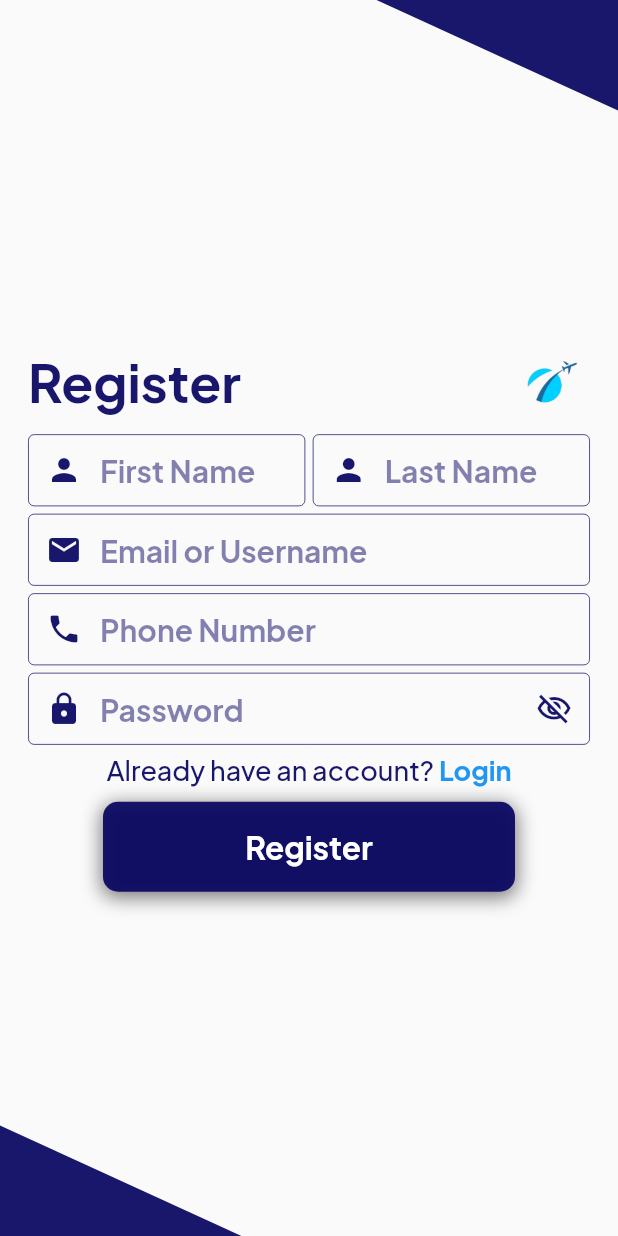
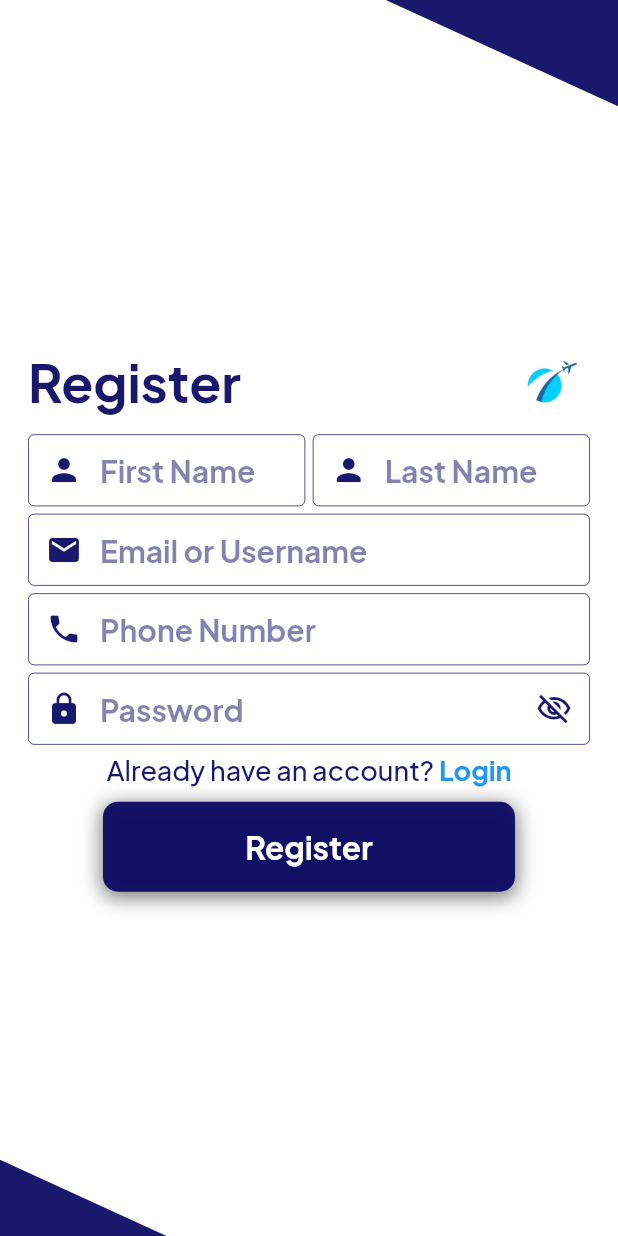
Before and after one commit to 7am3laa/Booking-Tickets-System, a Flutter app: the screen it shows after launch, after a tap on "Register", on a phone screen of 412 x 824 dp. Run offline on Flutter 3.47's test engine with Material 3 defaults, Android fonts, the phone set to English and light mode, and no system bars; our stand-ins replace bloc, dio, flutter_bloc, gap, line_icons, sqflite; accounts and stored records are empty; network calls fail.

Commit message:
Last Refactor for UI

```diff
--- a/lib/Screens/homescreen.dart
+++ b/lib/Screens/homescreen.dart
@@ -98,7 +98,7 @@ class HomeScreen extends StatelessWidget {
                       padding: const EdgeInsets.only(right: 10),
                       child: ClipRRect(
                         borderRadius: BorderRadius.circular(
-                            15.0), // Adjust the border radius as needed
+                            15.0),
                         child: Image.asset(
                           'assets/images/logo.png',
                           width: 70,
@@ -135,7 +135,7 @@ class HomeScreen extends StatelessWidget {
                                 context,
                                 MaterialPageRoute(
                                   builder: (context) =>
-                                      FlightScreen(ticketList: ticketList),
+                                      FlightScreen(  isLoad : isloaded,ticketList: ticketList),
                                 ),
                               );
                             },
--- a/lib/Screens/loginscreen.dart
+++ b/lib/Screens/loginscreen.dart
@@ -22,8 +22,10 @@ class LoginScreen extends StatelessWidget {
   @override
   Widget build(BuildContext context) {
     Color txtColor = const Color.fromARGB(238, 9, 7, 98);
+    Color bgColor = Colors.white;
     return SafeArea(
       child: Scaffold(
+        backgroundColor: bgColor,
         body: Stack(
           children: [
             Positioned(
@@ -32,7 +34,7 @@ class LoginScreen extends StatelessWidget {
               child: Transform.rotate(
                 angle: 2,
                 child: Container(
-                  width: AppLayout.getWidth(context),
+                  width: 350,
                   height: AppLayout.getHeight(context),
                   color: const Color.fromARGB(238, 9, 7, 98),
                 ),
@@ -44,7 +46,7 @@ class LoginScreen extends StatelessWidget {
               child: Transform.rotate(
                 angle: 2,
                 child: Container(
-                  width: AppLayout.getWidth(context),
+                  width: 350,
                   height: AppLayout.getHeight(context),
                   color: const Color.fromARGB(238, 9, 7, 98),
                 ),
--- a/lib/Screens/signupscreen.dart
+++ b/lib/Screens/signupscreen.dart
@@ -28,29 +28,31 @@ class RegisterScreen extends StatelessWidget {
   @override
   Widget build(BuildContext context) {
     Color txtColor = const Color.fromARGB(238, 9, 7, 98);
+    Color bgColor = Colors.white;
     return SafeArea(
       child: Scaffold(
+        backgroundColor: bgColor,
         body: Stack(
           children: [
             Positioned(
-              top: -650,
-              right: -20,
+              top: -600,
+              right: -30,
               child: Transform.rotate(
                 angle: 2,
                 child: Container(
-                  width: AppLayout.getWidth(context),
+                  width: 350,
                   height: AppLayout.getHeight(context),
                   color: const Color.fromARGB(238, 9, 7, 98),
                 ),
               ),
             ),
             Positioned(
-              bottom: -650,
-              left: -20,
+              bottom: -620,
+              left: -30,
               child: Transform.rotate(
                 angle: 2,
                 child: Container(
-                  width: AppLayout.getWidth(context),
+                  width: 350,
                   height: AppLayout.getHeight(context),
                   color: const Color.fromARGB(238, 9, 7, 98),
                 ),
```
Also changed, not shown: lib/Screens/flightscreen.dart (+13 -5 lines), lib/Screens/profilescreen.dart (+9 -4 lines), lib/Screens/splashscreen.dart (+42 -9 lines), 6 other files.
